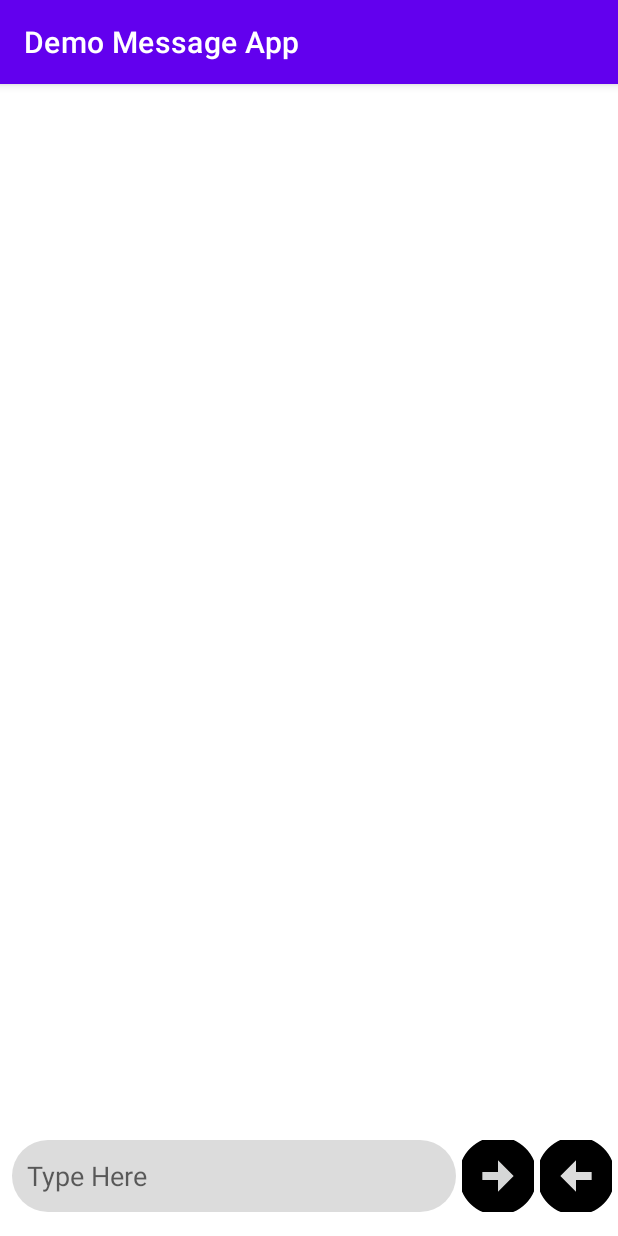
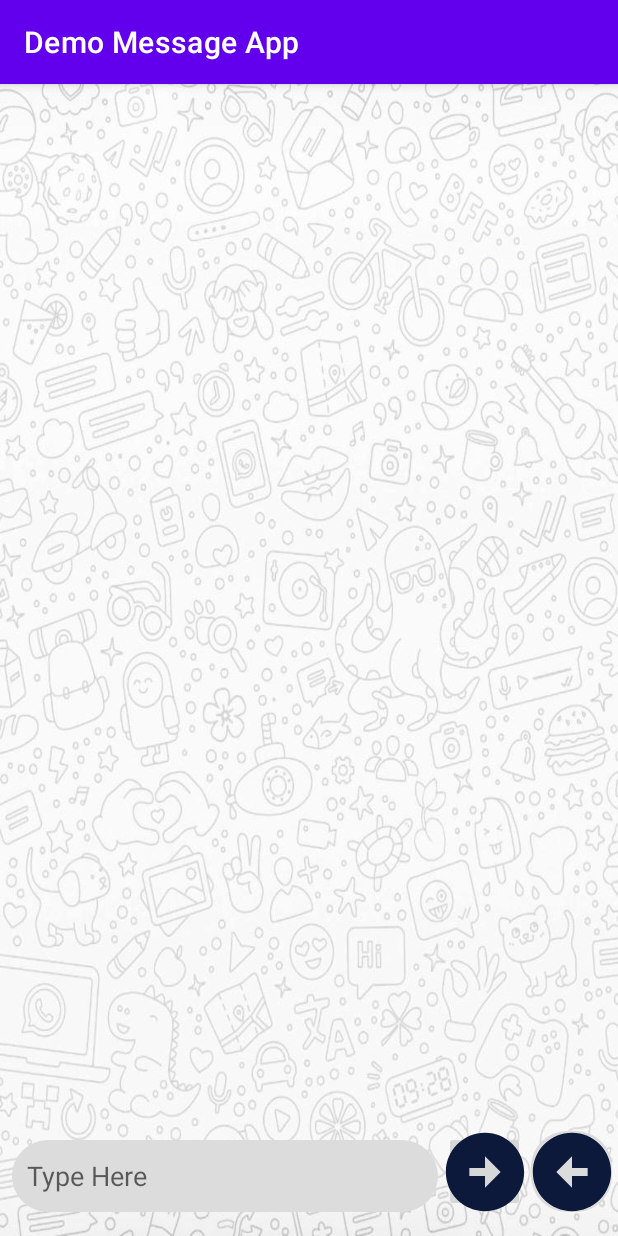
Before and after one commit to Revathy-2001/DemoMessageApp, an Android app: the SingleProfileActivity screen opened directly, with no data from a screen before it, on a phone screen of 412 x 824 dp. Run offline under Robolectric (Android 15) with nearby library versions, the phone set to English and light mode, and no system bars.

Commit message:
Changed to ListAdapter

```diff
--- a/app/src/main/java/com/example/demomessageapp/Message.java
+++ b/app/src/main/java/com/example/demomessageapp/Message.java
@@ -1,4 +1,7 @@
 package com.example.demomessageapp;
+
+import androidx.annotation.NonNull;
+import androidx.recyclerview.widget.DiffUtil;
 
 public class Message {
     public  String messageContent;
@@ -9,4 +12,15 @@ public class Message {
         this.message_id = message_id;
         this.msg_direction = msg_direction;
     }
+    public  static DiffUtil.ItemCallback<Message> itemCallback = new DiffUtil.ItemCallback<Message>() {
+        @Override
+        public boolean areItemsTheSame(@NonNull Message oldItem, @NonNull Message newItem) {
+            return false;
+        }
+
+        @Override
+        public boolean areContentsTheSame(@NonNull Message oldItem, @NonNull Message newItem) {
+            return false;
+        }
+    };
 }
--- a/app/src/main/java/com/example/demomessageapp/MessageAdapter.java
+++ b/app/src/main/java/com/example/demomessageapp/MessageAdapter.java
@@ -4,22 +4,25 @@ import android.view.LayoutInflater;
 import android.view.View;
 import android.view.ViewGroup;
 import android.widget.TextView;
-
 import androidx.annotation.NonNull;
+import androidx.recyclerview.widget.DiffUtil;
+import androidx.recyclerview.widget.ListAdapter;
 import androidx.recyclerview.widget.RecyclerView;
-
 import java.util.ArrayList;
 import java.util.List;
 
-public class MessageAdapter extends RecyclerView.Adapter<RecyclerView.ViewHolder>{
+public class MessageAdapter extends ListAdapter<Message,RecyclerView.ViewHolder> {
+
     List<Message> messageList = new ArrayList<>();
     LayoutInflater layoutInflater;
     View view;
     static final int LEFT_MESSAGE_TYPE = 1;
     static final int RIGHT_MESSAGE_TYPE = 2;
-    MessageAdapter(){
 
+    protected MessageAdapter(@NonNull DiffUtil.ItemCallback<Message> diffCallback) {
+        super(diffCallback);
     }
+
     @NonNull
     @Override
     public RecyclerView.ViewHolder onCreateViewHolder(@NonNull ViewGroup parent, int viewType) {
@@ -51,14 +54,13 @@ public class MessageAdapter extends RecyclerView.Adapter<RecyclerView.ViewHolder
     public int getItemCount() {
         return messageList.size();
     }
-
+git
     @Override
     public int getItemViewType(int position) {
         return  messageList.get(position).msg_direction;
     }
     public  void  submitList(List<Message> messageList){
         this.messageList = messageList;
-        notifyDataSetChanged();
     }
 
     class  LeftViewHolder extends RecyclerView.ViewHolder{
--- a/app/src/main/java/com/example/demomessageapp/SingleProfileActivity.java
+++ b/app/src/main/java/com/example/demomessageapp/SingleProfileActivity.java
@@ -30,7 +30,7 @@ public class SingleProfileActivity extends AppCompatActivity {
         setContentView(R.layout.activity_single_profile);
         Intent intent = getIntent();
         intent.getStringExtra("Firstname");
-        messageAdapter = new MessageAdapter();
+        messageAdapter = new MessageAdapter(Message.itemCallback);
         messageList = new ArrayList<>();
         recyclerView = findViewById(R.id.chatactivity_recycler);
         recyclerView.setLayoutManager(new LinearLayoutManager(this));
--- a/app/src/main/res/drawable/ic_receive_icon_foreground.xml
+++ b/app/src/main/res/drawable/ic_receive_icon_foreground.xml
@@ -3,13 +3,14 @@
     android:height="108dp"
     android:viewportWidth="108"
     android:viewportHeight="108"
-    android:tint="#000000">
-  <group android:scaleX="2.61"
-      android:scaleY="2.61"
-      android:translateX="22.68"
-      android:translateY="22.68">
+    android:tint="#0D193B"
+    >
+    <group android:scaleX="2.61"
+        android:scaleY="2.61"
+        android:translateX="22.68"
+        android:translateY="22.68">
     <path
         android:fillColor="@android:color/white"
         android:pathData="M2,12c0,5.52 4.48,10 10,10s10,-4.48 10,-10c0,-5.52 -4.48,-10 -10,-10C6.48,2 2,6.48 2,12zM12,11l4,0v2l-4,0l0,3l-4,-4l4,-4L12,11z"/>
-  </group>
+    </group>
 </vector>
--- a/app/src/main/res/drawable/ic_send_icon_foreground.xml
+++ b/app/src/main/res/drawable/ic_send_icon_foreground.xml
@@ -3,7 +3,7 @@
     android:height="108dp"
     android:viewportWidth="108"
     android:viewportHeight="108"
-    android:tint="#000000">
+    android:tint="#0D193B">
   <group android:scaleX="2.61"
       android:scaleY="2.61"
       android:translateX="22.68"
--- a/app/src/main/res/layout/activity_single_profile.xml
+++ b/app/src/main/res/layout/activity_single_profile.xml
@@ -2,6 +2,7 @@
 <androidx.constraintlayout.widget.ConstraintLayout xmlns:android="http://schemas.android.com/apk/res/android"
     xmlns:app="http://schemas.android.com/apk/res-auto"
     xmlns:tools="http://schemas.android.com/tools"
+    android:background="@drawable/chat_background"
     android:layout_width="match_parent"
     android:layout_height="match_parent"
     tools:context=".SingleProfileActivity">
@@ -29,7 +30,7 @@
         android:layout_marginStart="8dp"
         android:layout_marginTop="16dp"
         android:layout_marginEnd="4dp"
-        android:layout_marginBottom="39dp"
+        android:layout_marginBottom="8dp"
         app:layout_constraintBottom_toTopOf="@+id/type_box"
         app:layout_constraintEnd_toEndOf="parent"
         app:layout_constraintStart_toStartOf="parent"
@@ -37,8 +38,8 @@
 
     <ImageButton
         android:id="@+id/receive_btn"
-        android:layout_width="48dp"
-        android:layout_height="48dp"
+        android:layout_width="54dp"
+        android:layout_height="54dp"
         android:layout_marginEnd="4dp"
         android:layout_marginBottom="16dp"
         app:layout_constraintBottom_toBottomOf="parent"
@@ -52,8 +53,8 @@
 
     <ImageButton
         android:id="@+id/send_btn"
-        android:layout_width="48dp"
-        android:layout_height="48dp"
+        android:layout_width="54dp"
+        android:layout_height="54dp"
         android:layout_marginStart="4dp"
         android:layout_marginEnd="4dp"
         android:layout_marginBottom="16dp"
@@ -63,6 +64,7 @@
         app:layout_constraintStart_toEndOf="@+id/type_box"
         app:layout_constraintTop_toBottomOf="@+id/chatactivity_recycler"
         app:layout_constraintVertical_bias="1.0"
-        app:srcCompat="@drawable/ic_send_icon_foreground" />
+        app:srcCompat="@drawable/ic_send_icon_foreground"
+        />
 
 </androidx.constraintlayout.widget.ConstraintLayout>
```
Also changed, not shown: app/src/main/ic_receive_icon-playstore.png, app/src/main/res/drawable/chat_background.jpeg (added), app/src/main/res/mipmap-hdpi/ic_receive_icon.png (deleted), app/src/main/res/mipmap-hdpi/ic_receive_icon_round.png (deleted), app/src/main/res/mipmap-mdpi/ic_receive_icon.png (deleted), app/src/main/res/mipmap-mdpi/ic_receive_icon_round.png (deleted), app/src/main/res/mipmap-xhdpi/ic_receive_icon.png (deleted), app/src/main/res/mipmap-xhdpi/ic_receive_icon_round.png (deleted), app/src/main/res/mipmap-xxhdpi/ic_receive_icon.png (deleted), app/src/main/res/mipmap-xxhdpi/ic_receive_icon_round.png (deleted), app/src/main/res/mipmap-xxxhdpi/ic_receive_icon.png (deleted), app/src/main/res/mipmap-xxxhdpi/ic_receive_icon_round.png (deleted).
